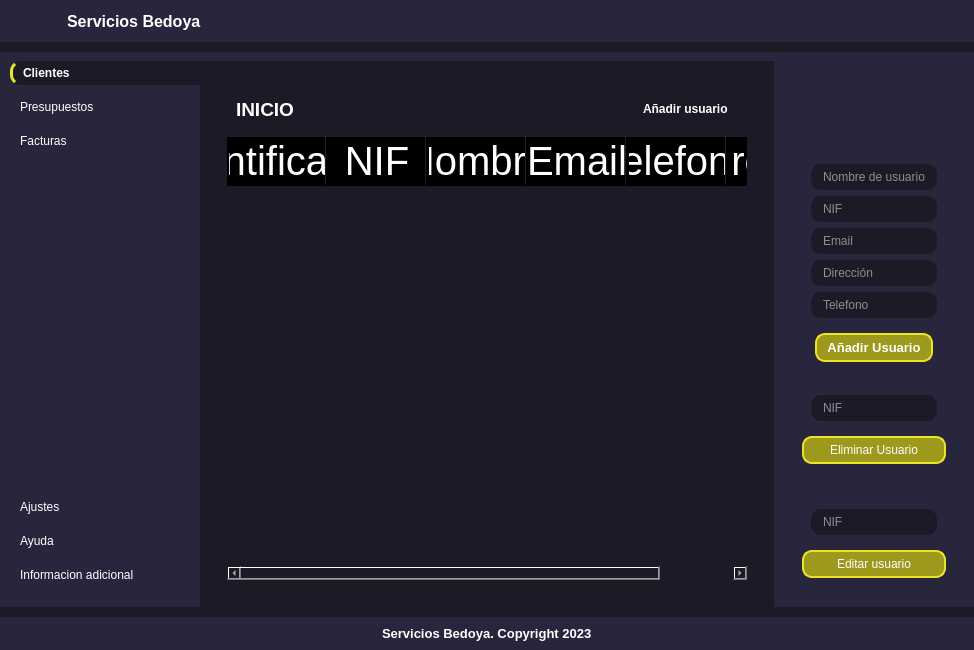
This is UI/ui_main.ui in DickinsonBP/BudgetInvoiceApp2.0 as Qt 5 draws it before an edit. The edited form follows.
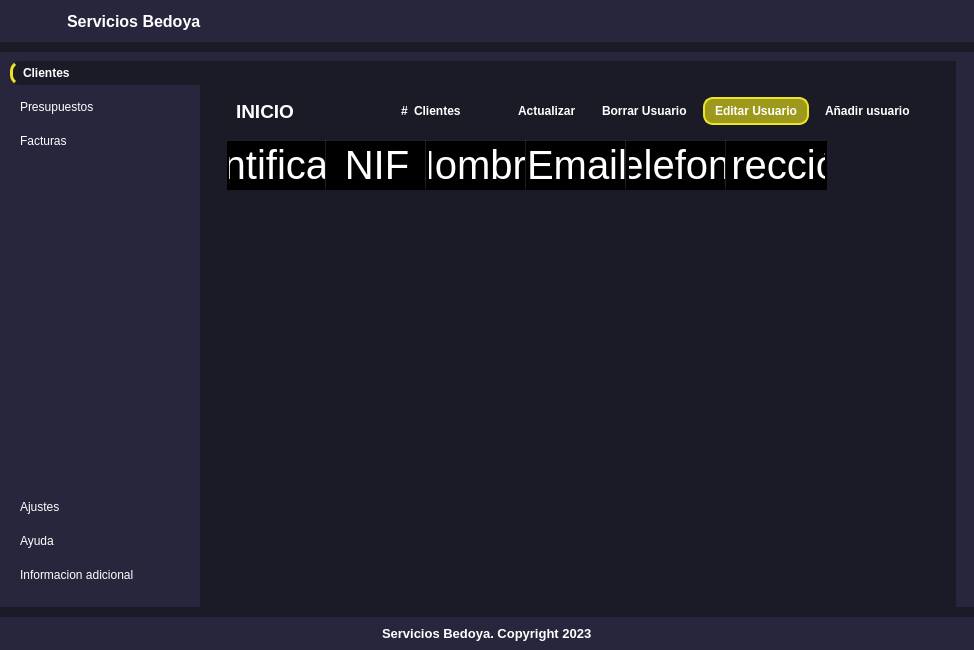
This is the edited form. Icons and pictures are not drawn. Custom widgets are drawn as their Qt base class.

Commit message: Changed the add user functonality, now is a window

```diff
--- a/UI/ui_main.ui
+++ b/UI/ui_main.ui
@@ -28,12 +28,12 @@
 #header, #mainBody, #footer {
 	background-color: #27263c;
 }
-#btn_clients, #btn_adduser, #btn_deletesuser, #btn_edituser  {
+#btn_clients   {
 	border: 2px solid  #ece424 ;
 	border-radius: 10px;
 	text-align: center;
 }
- #btn_adduser,#btn_deleteuser, #btn_edituser   {
+ #btn_edituser   {
 	border: 2px solid  #ece424 ;
 	background-color: #9c991c ;
 	border-radius: 10px;
@@ -416,7 +416,106 @@
                      </widget>
                     </item>
                     <item alignment="Qt::AlignRight">
-                     <widget class="QPushButton" name="btn_showUserForm">
+                     <widget class="QLabel" name="clients_qty">
+                      <property name="font">
+                       <font>
+                        <bold>true</bold>
+                       </font>
+                      </property>
+                      <property name="text">
+                       <string>#</string>
+                      </property>
+                     </widget>
+                    </item>
+                    <item alignment="Qt::AlignLeft">
+                     <widget class="QLabel" name="label_12">
+                      <property name="font">
+                       <font>
+                        <bold>true</bold>
+                       </font>
+                      </property>
+                      <property name="text">
+                       <string>Clientes</string>
+                      </property>
+                     </widget>
+                    </item>
+                    <item alignment="Qt::AlignRight">
+                     <widget class="QPushButton" name="btn_updateUserTable">
+                      <property name="font">
+                       <font>
+                        <bold>true</bold>
+                       </font>
+                      </property>
+                      <property name="cursor">
+                       <cursorShape>PointingHandCursor</cursorShape>
+                      </property>
+                      <property name="text">
+                       <string>Actualizar</string>
+                      </property>
+                      <property name="icon">
+                       <iconset>
+                        <normaloff>../res/Icons/loader.png</normaloff>../res/Icons/loader.png</iconset>
+                      </property>
+                      <property name="iconSize">
+                       <size>
+                        <width>24</width>
+                        <height>24</height>
+                       </size>
+                      </property>
+                     </widget>
+                    </item>
+                    <item alignment="Qt::AlignRight">
+                     <widget class="QPushButton" name="btn_deleteuser">
+                      <property name="font">
+                       <font>
+                        <bold>true</bold>
+                       </font>
+                      </property>
+                      <property name="cursor">
+                       <cursorShape>PointingHandCursor</cursorShape>
+                      </property>
+                      <property name="text">
+                       <string>Borrar Usuario</string>
+                      </property>
+                      <property name="icon">
+                       <iconset>
+                        <normaloff>../res/Icons/frown.png</normaloff>../res/Icons/frown.png</iconset>
+                      </property>
+                      <property name="iconSize">
+                       <size>
+                        <width>24</width>
+                        <height>24</height>
+                       </size>
+                      </property>
+                     </widget>
+                    </item>
+                    <item>
+                     <widget class="QPushButton" name="btn_edituser">
+                      <property name="font">
+                       <font>
+                        <bold>true</bold>
+                       </font>
+                      </property>
+                      <property name="cursor">
+                       <cursorShape>PointingHandCursor</cursorShape>
+                      </property>
+                      <property name="text">
+                       <string>Editar Usuario</string>
+                      </property>
+                      <property name="icon">
+                       <iconset>
+                        <normaloff>../res/Icons/edit.png</normaloff>../res/Icons/edit.png</iconset>
+                      </property>
+                      <property name="iconSize">
+                       <size>
+                        <width>24</width>
+                        <height>24</height>
+                       </size>
+                      </property>
+                     </widget>
+                    </item>
+                    <item alignment="Qt::AlignRight">
+                     <widget class="QPushButton" name="btn_adduser">
                       <property name="font">
                        <font>
                         <bold>true</bold>
@@ -727,210 +826,11 @@
         <widget class="QCustomSlideMenu" name="rightMenu" native="true">
          <property name="minimumSize">
           <size>
-           <width>200</width>
+           <width>0</width>
            <height>0</height>
           </size>
          </property>
-         <layout class="QVBoxLayout" name="verticalLayout_7">
-          <item alignment="Qt::AlignHCenter|Qt::AlignTop">
-           <widget class="QWidget" name="widget_2" native="true">
-            <property name="minimumSize">
-             <size>
-              <width>162</width>
-              <height>286</height>
-             </size>
-            </property>
-            <layout class="QVBoxLayout" name="verticalLayout_8">
-             <item alignment="Qt::AlignHCenter">
-              <widget class="QLabel" name="label_2">
-               <property name="minimumSize">
-                <size>
-                 <width>70</width>
-                 <height>70</height>
-                </size>
-               </property>
-               <property name="maximumSize">
-                <size>
-                 <width>70</width>
-                 <height>70</height>
-                </size>
-               </property>
-               <property name="text">
-                <string/>
-               </property>
-               <property name="pixmap">
-                <pixmap>res/Icons/plus-circle.png</pixmap>
-               </property>
-               <property name="scaledContents">
-                <bool>true</bool>
-               </property>
-              </widget>
-             </item>
-             <item>
-              <widget class="QFrame" name="frame_5">
-               <property name="frameShape">
-                <enum>QFrame::StyledPanel</enum>
-               </property>
-               <property name="frameShadow">
-                <enum>QFrame::Raised</enum>
-               </property>
-               <layout class="QVBoxLayout" name="verticalLayout_9">
-                <item>
-                 <widget class="QLineEdit" name="userName">
-                  <property name="placeholderText">
-                   <string>Nombre de usuario</string>
-                  </property>
-                 </widget>
-                </item>
-                <item>
-                 <widget class="QLineEdit" name="nif">
-                  <property name="placeholderText">
-                   <string>NIF</string>
-                  </property>
-                 </widget>
-                </item>
-                <item>
-                 <widget class="QLineEdit" name="email">
-                  <property name="placeholderText">
-                   <string>Email</string>
-                  </property>
-                 </widget>
-                </item>
-                <item>
-                 <widget class="QLineEdit" name="address">
-                  <property name="placeholderText">
-                   <string>Dirección</string>
-                  </property>
-                 </widget>
-                </item>
-                <item>
-                 <widget class="QLineEdit" name="phone">
-                  <property name="placeholderText">
-                   <string>Telefono</string>
-                  </property>
-                 </widget>
-                </item>
-               </layout>
-              </widget>
-             </item>
-             <item alignment="Qt::AlignHCenter">
-              <widget class="QPushButton" name="btn_adduser">
-               <property name="font">
-                <font>
-                 <pointsize>10</pointsize>
-                 <italic>false</italic>
-                 <bold>true</bold>
-                </font>
-               </property>
-               <property name="cursor">
-                <cursorShape>PointingHandCursor</cursorShape>
-               </property>
-               <property name="text">
-                <string>Añadir Usuario</string>
-               </property>
-               <property name="icon">
-                <iconset>
-                 <normaloff>res/Icons/thumbs-up.png</normaloff>res/Icons/thumbs-up.png</iconset>
-               </property>
-               <property name="iconSize">
-                <size>
-                 <width>24</width>
-                 <height>24</height>
-                </size>
-               </property>
-              </widget>
-             </item>
-            </layout>
-           </widget>
-          </item>
-          <item alignment="Qt::AlignHCenter|Qt::AlignTop">
-           <widget class="QWidget" name="widget_4" native="true">
-            <layout class="QVBoxLayout" name="verticalLayout_12">
-             <item>
-              <widget class="QFrame" name="frame_7">
-               <property name="frameShape">
-                <enum>QFrame::StyledPanel</enum>
-               </property>
-               <property name="frameShadow">
-                <enum>QFrame::Raised</enum>
-               </property>
-               <layout class="QVBoxLayout" name="verticalLayout_13">
-                <item>
-                 <widget class="QLineEdit" name="nif_2">
-                  <property name="placeholderText">
-                   <string>NIF</string>
-                  </property>
-                 </widget>
-                </item>
-               </layout>
-              </widget>
-             </item>
-             <item>
-              <widget class="QPushButton" name="btn_deleteuser">
-               <property name="cursor">
-                <cursorShape>PointingHandCursor</cursorShape>
-               </property>
-               <property name="text">
-                <string>Eliminar Usuario</string>
-               </property>
-               <property name="icon">
-                <iconset>
-                 <normaloff>../res/Icons/delete.png</normaloff>../res/Icons/delete.png</iconset>
-               </property>
-               <property name="iconSize">
-                <size>
-                 <width>24</width>
-                 <height>24</height>
-                </size>
-               </property>
-              </widget>
-             </item>
-            </layout>
-           </widget>
-          </item>
-          <item alignment="Qt::AlignHCenter|Qt::AlignTop">
-           <widget class="QWidget" name="widget_5" native="true">
-            <layout class="QVBoxLayout" name="verticalLayout_15">
-             <item>
-              <widget class="QFrame" name="frame_8">
-               <property name="frameShape">
-                <enum>QFrame::StyledPanel</enum>
-               </property>
-               <property name="frameShadow">
-                <enum>QFrame::Raised</enum>
-               </property>
-               <layout class="QVBoxLayout" name="verticalLayout_16">
-                <item>
-                 <widget class="QLineEdit" name="nif_3">
-                  <property name="placeholderText">
-                   <string>NIF</string>
-                  </property>
-                 </widget>
-                </item>
-               </layout>
-              </widget>
-             </item>
-             <item>
-              <widget class="QPushButton" name="btn_edituser">
-               <property name="text">
-                <string>Editar usuario</string>
-               </property>
-               <property name="icon">
-                <iconset>
-                 <normaloff>../res/Icons/edit.png</normaloff>../res/Icons/edit.png</iconset>
-               </property>
-               <property name="iconSize">
-                <size>
-                 <width>24</width>
-                 <height>24</height>
-                </size>
-               </property>
-              </widget>
-             </item>
-            </layout>
-           </widget>
-          </item>
-         </layout>
+         <layout class="QVBoxLayout" name="verticalLayout_7"/>
         </widget>
        </item>
       </layout>
```
Left out of the diff: 4 changed lines with no effect on the pictures. The commit also changes 10 other files.
